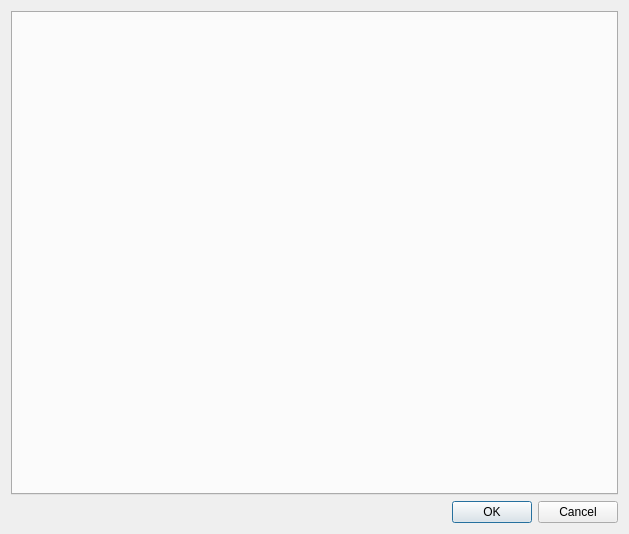
SilMon/NucDetect, file gui/definitions/settings_dialog.ui: the form before one commit.
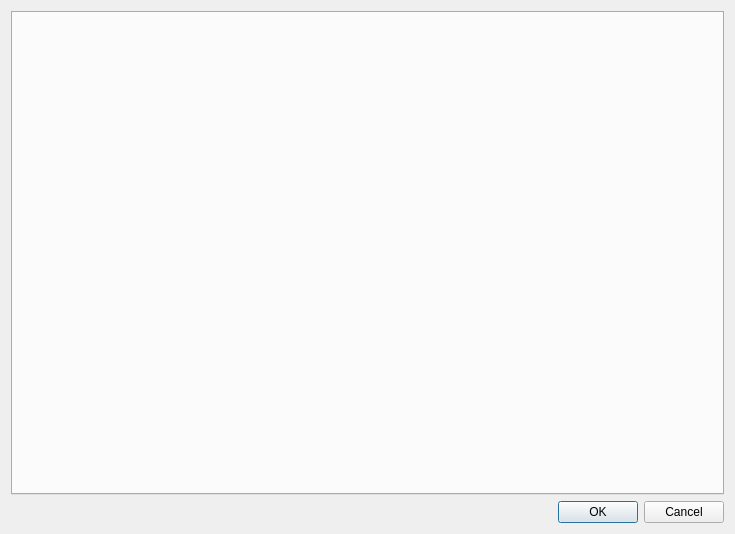
The form after the commit.

Commit message: Small fixes for Settings Window #1

Diff of the .ui file:
```diff
--- a/gui/definitions/settings_dialog.ui
+++ b/gui/definitions/settings_dialog.ui
@@ -6,7 +6,7 @@
    <rect>
     <x>0</x>
     <y>0</y>
-    <width>629</width>
+    <width>735</width>
     <height>534</height>
    </rect>
   </property>
```
Left out of the diff: 15 changed lines with no effect on the pictures. The commit also changes 2 other files.
